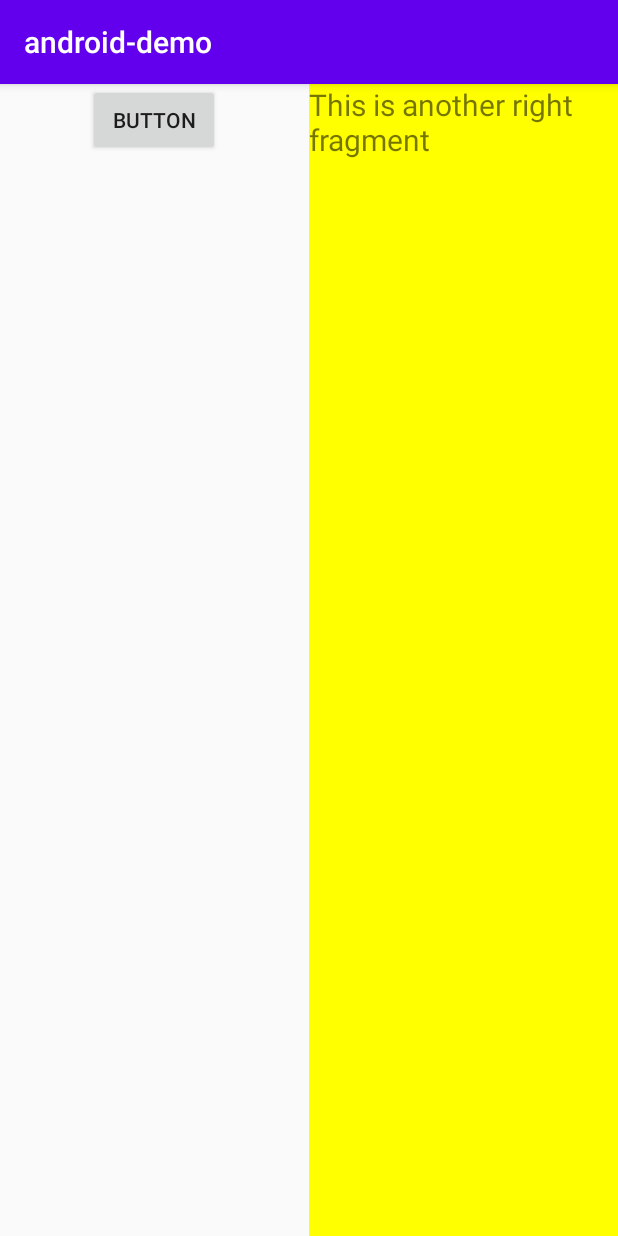
After one commit to WildernessGods/android-demo, an Android app: the fragment AnotherRightFragment placed in its activity, on a phone screen of 412 x 824 dp. The commit adds this screen. Run offline under Robolectric (Android 15) with nearby library versions, the phone set to English and light mode, and no system bars.

Commit message:
Fragment

```diff
--- /dev/null
+++ b/app/src/main/java/com/wilderness/androiddemo/FragmentActivity.java
@@ -0,0 +1,39 @@
+package com.wilderness.androiddemo;
+
+import android.os.Bundle;
+import android.view.View;
+import android.widget.Button;
+
+import androidx.appcompat.app.AppCompatActivity;
+import androidx.fragment.app.Fragment;
+import androidx.fragment.app.FragmentManager;
+import androidx.fragment.app.FragmentTransaction;
+
+import com.wilderness.androiddemo.fragment.AnotherRightFragment;
+import com.wilderness.androiddemo.fragment.RightFragment;
+
+public class FragmentActivity extends AppCompatActivity {
+
+    @Override
+    protected void onCreate(Bundle savedInstanceState) {
+        super.onCreate(savedInstanceState);
+        setContentView(R.layout.activity_fragment);
+        replaceFragment(new RightFragment());
+
+        Button btnLeftFragment = findViewById(R.id.btnLeftFragment);
+        btnLeftFragment.setOnClickListener(new View.OnClickListener() {
+            @Override
+            public void onClick(View v) {
+                replaceFragment(new AnotherRightFragment());
+            }
+        });
+    }
+
+    private void replaceFragment(Fragment fragment) {
+        FragmentManager fragmentManager = getSupportFragmentManager();
+        FragmentTransaction fragmentTransaction = fragmentManager.beginTransaction();
+        fragmentTransaction.replace(R.id.right_layout, fragment);
+        fragmentTransaction.addToBackStack(null);
+        fragmentTransaction.commit();
+    }
+}
--- /dev/null
+++ b/app/src/main/java/com/wilderness/androiddemo/fragment/AnotherRightFragment.java
@@ -0,0 +1,21 @@
+package com.wilderness.androiddemo.fragment;
+
+import android.os.Bundle;
+import android.view.LayoutInflater;
+import android.view.View;
+import android.view.ViewGroup;
+
+import androidx.annotation.NonNull;
+import androidx.annotation.Nullable;
+import androidx.fragment.app.Fragment;
+
+import com.wilderness.androiddemo.R;
+
+public class AnotherRightFragment extends Fragment {
+
+    @Nullable
+    @Override
+    public View onCreateView(@NonNull LayoutInflater inflater, @Nullable ViewGroup container, @Nullable Bundle savedInstanceState) {
+        return inflater.inflate(R.layout.another_right_fragment, container, false);
+    }
+}
--- /dev/null
+++ b/app/src/main/java/com/wilderness/androiddemo/fragment/LeftFragment.java
@@ -0,0 +1,21 @@
+package com.wilderness.androiddemo.fragment;
+
+import android.os.Bundle;
+import android.view.LayoutInflater;
+import android.view.View;
+import android.view.ViewGroup;
+
+import androidx.annotation.NonNull;
+import androidx.annotation.Nullable;
+import androidx.fragment.app.Fragment;
+
+import com.wilderness.androiddemo.R;
+
+public class LeftFragment extends Fragment {
+
+    @Nullable
+    @Override
+    public View onCreateView(@NonNull LayoutInflater inflater, @Nullable ViewGroup container, @Nullable Bundle savedInstanceState) {
+        return inflater.inflate(R.layout.left_fragment, container, false);
+    }
+}
--- /dev/null
+++ b/app/src/main/java/com/wilderness/androiddemo/fragment/RightFragment.java
@@ -0,0 +1,86 @@
+package com.wilderness.androiddemo.fragment;
+
+import android.content.Context;
+import android.os.Bundle;
+import android.util.Log;
+import android.view.LayoutInflater;
+import android.view.View;
+import android.view.ViewGroup;
+
+import androidx.annotation.NonNull;
+import androidx.annotation.Nullable;
+import androidx.fragment.app.Fragment;
+
+import com.wilderness.androiddemo.R;
+
+public class RightFragment extends Fragment {
+
+    private final String TAG = "RightFragment";
+
+    @Nullable
+    @Override
+    public View onCreateView(@NonNull LayoutInflater inflater, @Nullable ViewGroup container, @Nullable Bundle savedInstanceState) {
+        Log.d(TAG, "--------- onCreateView");
+        return inflater.inflate(R.layout.right_fragment, container, false);
+    }
+
+    @Override
+    public void onAttach(@NonNull Context context) {
+        super.onAttach(context);
+        Log.d(TAG, "--------- onAttach");
+    }
+
+    @Override
+    public void onActivityCreated(@Nullable Bundle savedInstanceState) {
+        super.onActivityCreated(savedInstanceState);
+        Log.d(TAG, "--------- onActivityCreated");
+    }
+
+    @Override
+    public void onDestroyView() {
+        super.onDestroyView();
+        Log.d(TAG, "--------- onDestroyView");
+    }
+
+    @Override
+    public void onDetach() {
+        super.onDetach();
+        Log.d(TAG, "--------- onDetach");
+    }
+
+    @Override
+    public void onCreate(@Nullable Bundle savedInstanceState) {
+        super.onCreate(savedInstanceState);
+        Log.d(TAG, "--------- onCreate");
+    }
+
+    @Override
+    public void onStart() {
+        super.onStart();
+        Log.d(TAG, "--------- onStart");
+    }
+
+    @Override
+    public void onResume() {
+        super.onResume();
+        Log.d(TAG, "--------- onResume");
+    }
+
+    @Override
+    public void onPause() {
+        super.onPause();
+        Log.d(TAG, "--------- onStop");
+    }
+
+    @Override
+    public void onStop() {
+        super.onStop();
+        Log.d(TAG, "--------- onStop");
+    }
+
+    @Override
+    public void onDestroy() {
+        super.onDestroy();
+        Log.d(TAG, "--------- onDestroy");
+    }
+}
--- /dev/null
+++ b/app/src/main/res/layout/activity_fragment.xml
@@ -0,0 +1,19 @@
+<?xml version="1.0" encoding="utf-8"?>
+<LinearLayout xmlns:android="http://schemas.android.com/apk/res/android"
+    android:layout_width="match_parent"
+    android:layout_height="match_parent"
+    android:orientation="horizontal">
+
+    <fragment
+        android:id="@+id/left_fragment"
+        android:name="com.wilderness.androiddemo.fragment.LeftFragment"
+        android:layout_width="0dp"
+        android:layout_height="match_parent"
+        android:layout_weight="1" />
+
+    <FrameLayout
+        android:id="@+id/right_layout"
+        android:layout_width="0dp"
+        android:layout_height="match_parent"
+        android:layout_weight="1" />
+</LinearLayout>
--- /dev/null
+++ b/app/src/main/res/layout/another_right_fragment.xml
@@ -0,0 +1,14 @@
+<?xml version="1.0" encoding="utf-8"?>
+<LinearLayout xmlns:android="http://schemas.android.com/apk/res/android"
+    android:layout_width="match_parent"
+    android:layout_height="match_parent"
+    android:background="#ffff00"
+    android:orientation="vertical">
+
+    <TextView
+        android:layout_width="wrap_content"
+        android:layout_height="wrap_content"
+        android:layout_gravity="center_horizontal"
+        android:text="@string/another_right_fragment"
+        android:textSize="20sp" />
+</LinearLayout>
--- /dev/null
+++ b/app/src/main/res/layout/left_fragment.xml
@@ -0,0 +1,13 @@
+<?xml version="1.0" encoding="utf-8"?>
+<LinearLayout xmlns:android="http://schemas.android.com/apk/res/android"
+    android:layout_width="match_parent"
+    android:layout_height="match_parent"
+    android:orientation="vertical">
+
+    <Button
+        android:id="@+id/btnLeftFragment"
+        android:layout_width="wrap_content"
+        android:layout_height="wrap_content"
+        android:layout_gravity="center_horizontal"
+        android:text="@string/btn_left_fragment" />
+</LinearLayout>
```
Also changed, not shown: app/src/main/java/com/wilderness/androiddemo/MainActivity.java (+8 -0 lines), app/src/main/res/layout/activity_main.xml (+11 -0 lines), app/src/main/res/layout/right_fragment.xml (added, +14 -0 lines), app/src/main/res/values/strings.xml (+7 -2 lines).
